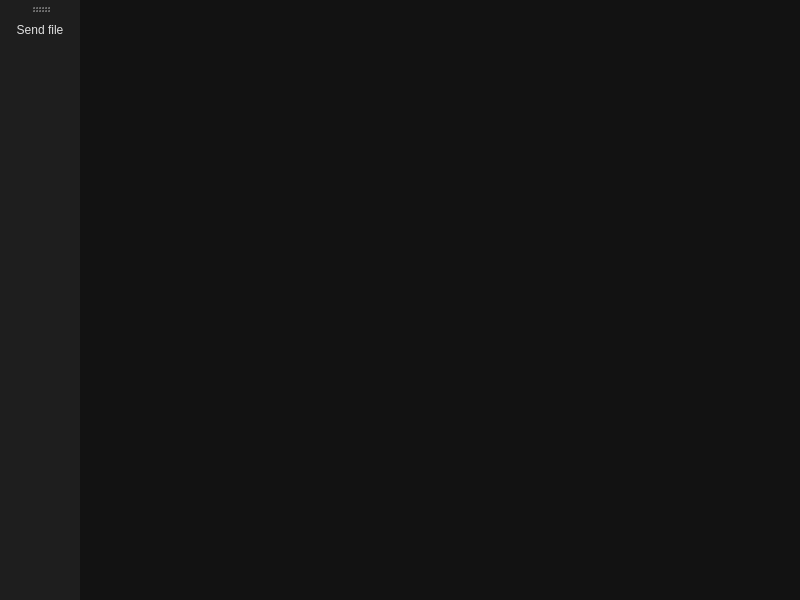
anachuri/sktServer, file mainwindow.ui: the form before one commit.
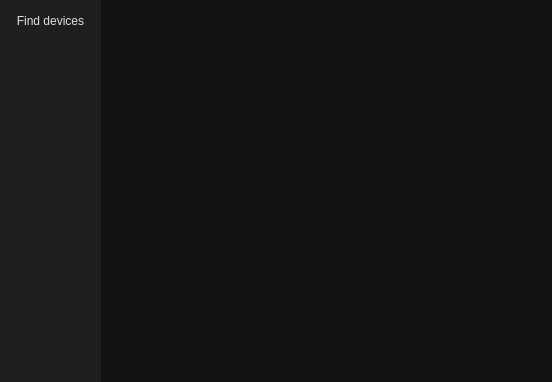
The form after the commit. Icons and pictures are not drawn.

Commit message: agrego pequeños cambios en mainwindow.ui

Diff of the .ui file:
```diff
--- a/mainwindow.ui
+++ b/mainwindow.ui
@@ -6,8 +6,8 @@
    <rect>
     <x>0</x>
     <y>0</y>
-    <width>800</width>
-    <height>600</height>
+    <width>552</width>
+    <height>382</height>
    </rect>
   </property>
   <property name="windowTitle">
@@ -288,21 +288,24 @@
    <property name="windowTitle">
     <string>toolBar</string>
    </property>
+   <property name="movable">
+    <bool>false</bool>
+   </property>
    <attribute name="toolBarArea">
     <enum>LeftToolBarArea</enum>
    </attribute>
    <attribute name="toolBarBreak">
     <bool>false</bool>
    </attribute>
-   <addaction name="actionSend_file"/>
+   <addaction name="actionFind_devices"/>
   </widget>
-  <action name="actionSend_file">
+  <action name="actionFind_devices">
    <property name="icon">
     <iconset resource="img.qrc">
-     <normaloff>:/img/send-file.png</normaloff>:/img/send-file.png</iconset>
+     <normaloff>:/img/iot.png</normaloff>:/img/iot.png</iconset>
    </property>
    <property name="text">
-    <string>Send file</string>
+    <string>Find devices</string>
    </property>
    <property name="menuRole">
     <enum>QAction::MenuRole::NoRole</enum>
```
The commit also changes 3 other files.
